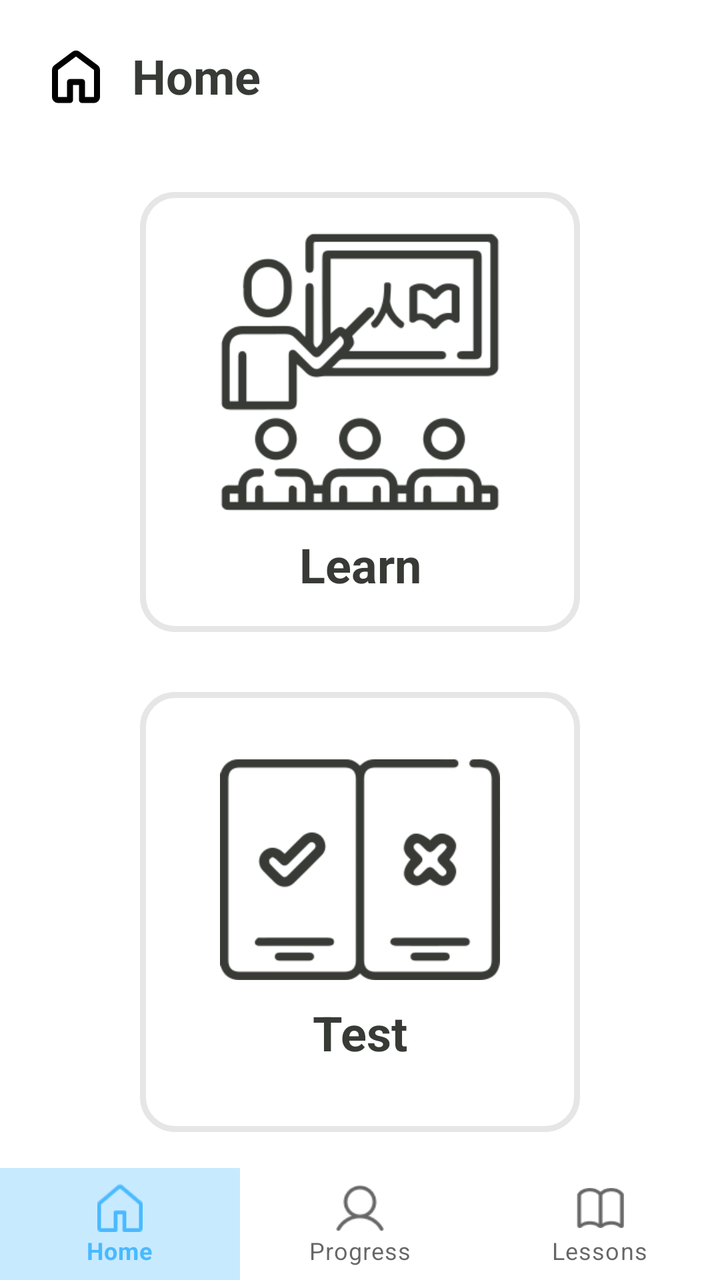
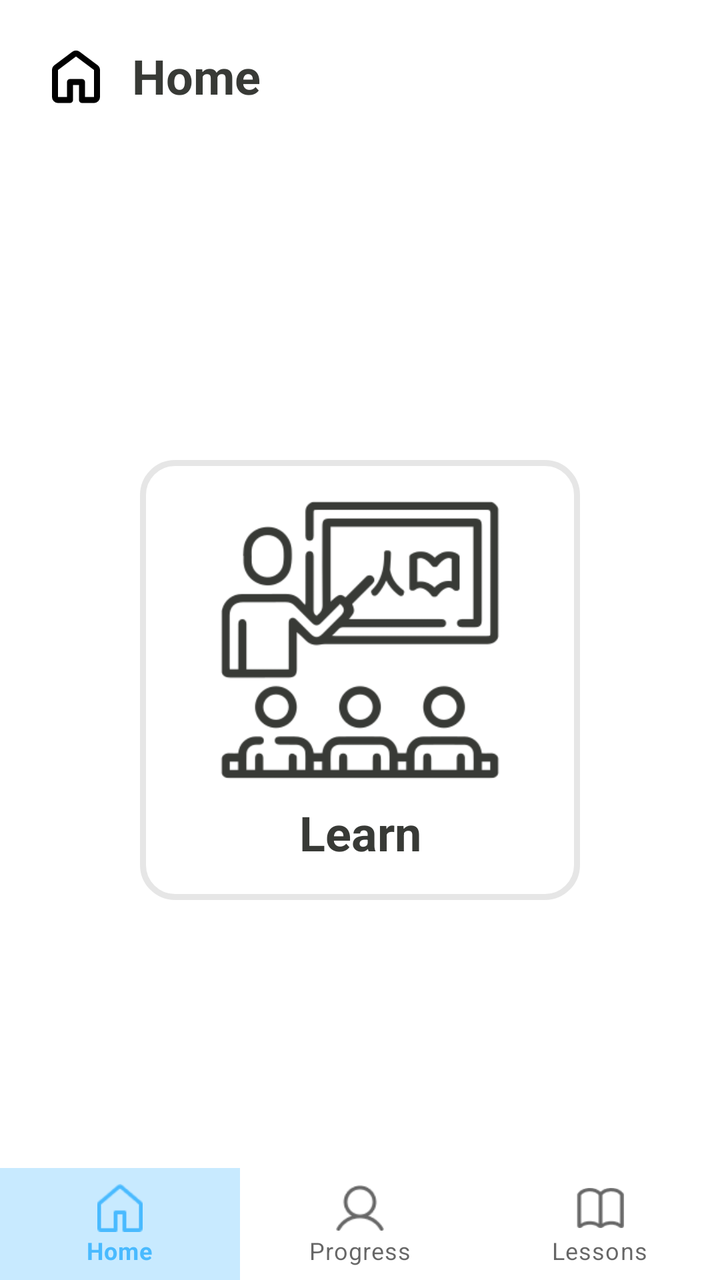

The first picture is an Android layout as it rendered before a commit; the second is the same layout after the commit. The layout source and the unified diff follow.
<!-- AndroidManifest.xml: application theme Theme.SUN -->
<!-- res/layout/activity_home.xml -->
<?xml version="1.0" encoding="utf-8"?>
<LinearLayout xmlns:android="http://schemas.android.com/apk/res/android"
    android:layout_width="match_parent"
    android:layout_height="match_parent"
    xmlns:tools="http://schemas.android.com/tools"
    android:orientation="vertical"
    tools:context=".ui.activity.HomeActivity">

    <LinearLayout
        android:layout_width="match_parent"
        android:layout_height="wrap_content"
        android:orientation="horizontal"
        android:layout_gravity="center"
        android:layout_marginHorizontal="@dimen/_20dp"
        android:layout_marginTop="@dimen/_20dp">

        <ImageView
            android:layout_width="@dimen/_36dp"
            android:layout_height="wrap_content"
            android:adjustViewBounds="true"
            android:src="@drawable/ic_home_24" />

        <LinearLayout
            android:layout_width="wrap_content"
            android:layout_height="wrap_content"
            android:orientation="vertical"
            android:layout_gravity="center"
            android:layout_marginStart="@dimen/_10dp">

            <TextView
                android:layout_width="wrap_content"
                android:layout_height="wrap_content"
                android:text="@string/home"
                android:textSize="24sp"
                android:textStyle="bold"
                android:elevation="1dp"
                android:textColor="@color/dark_gray"
                android:id="@+id/page_title" />

        </LinearLayout>
    </LinearLayout>

    <LinearLayout
        android:layout_width="match_parent"
        android:layout_height="0dp"
        android:orientation="vertical"
        android:layout_marginTop="@dimen/_40dp"
        android:paddingHorizontal="@dimen/_20dp"
        android:layout_weight="1">

        <LinearLayout
            android:id="@+id/learn"
            android:layout_width="match_parent"
            android:layout_height="wrap_content"
            android:orientation="horizontal"
            android:layout_gravity="center"
            android:gravity="center">

            <LinearLayout
                android:layout_width="@dimen/_220dp"
                android:layout_height="@dimen/_220dp"
                android:background="@drawable/background_idle"
                android:layout_gravity="center"
                android:orientation="vertical"
                android:gravity="center"
                android:padding="@dimen/_20dp">

                <ImageView
                    android:layout_width="@dimen/_140dp"
                    android:layout_height="wrap_content"
                    android:adjustViewBounds="true"
                    android:src="@drawable/ic_learn_large"/>

                <TextView
                    android:layout_width="match_parent"
                    android:layout_height="wrap_content"
                    android:text="@string/learn"
                    android:textSize="@dimen/_24sp"
                    android:textColor="@color/dark_gray"
                    android:textStyle="bold"
                    android:layout_gravity="center"
                    android:gravity="center"
                    android:layout_marginTop="@dimen/_10dp"/>
            </LinearLayout>
        </LinearLayout>

        <LinearLayout
            android:id="@+id/test"
            android:layout_width="match_parent"
            android:layout_height="wrap_content"
            android:orientation="horizontal"
            android:layout_marginTop="@dimen/_30dp"
            android:layout_gravity="center"
            android:gravity="center">

            <LinearLayout
                android:layout_width="@dimen/_220dp"
                android:layout_height="@dimen/_220dp"
                android:orientation="vertical"
                android:background="@drawable/background_idle"
                android:layout_gravity="center"
                android:gravity="center"
                android:padding="@dimen/_20dp">

                <ImageView
                    android:layout_width="@dimen/_140dp"
                    android:layout_height="wrap_content"
                    android:adjustViewBounds="true"
                    android:src="@drawable/ic_test_menu"/>

                <TextView
                    android:layout_width="wrap_content"
                    android:layout_height="wrap_content"
                    android:text="@string/test"
                    android:textSize="@dimen/_24sp"
                    android:textStyle="bold"
                    android:textColor="@color/dark_gray"
                    android:layout_gravity="center"
                    android:layout_marginTop="@dimen/_10dp"/>
            </LinearLayout>

        </LinearLayout>

    </LinearLayout>

    <LinearLayout
        android:layout_width="match_parent"
        android:layout_height="wrap_content"
        android:gravity="bottom">

        <include
            android:id="@+id/bottom_nav_bar"
            layout="@layout/bottom_navigation"/>
    </LinearLayout>

</LinearLayout>
<!-- res/layout/bottom_navigation.xml (included above) -->
<?xml version="1.0" encoding="utf-8"?>
<com.google.android.material.bottomnavigation.BottomNavigationView
    xmlns:android="http://schemas.android.com/apk/res/android"
    xmlns:app="http://schemas.android.com/apk/res-auto"
    android:id="@+id/bottom_navigation"
    style="@style/BottomNavBar"
    android:layout_width="match_parent"
    android:layout_height="wrap_content"
    app:menu="@menu/nav_menu" />
<!-- resources referenced by this layout -->
<resources>
  <color name="dark_gray">#383A36</color>
  <dimen name="_10dp">10dp</dimen>
  <dimen name="_140dp">140dp</dimen>
  <dimen name="_20dp">20dp</dimen>
  <dimen name="_220dp">220dp</dimen>
  <dimen name="_24sp">24sp</dimen>
  <dimen name="_30dp">30dp</dimen>
  <dimen name="_36dp">36dp</dimen>
  <dimen name="_40dp">40dp</dimen>
  <!-- drawable background_idle (drawable) -->
  <?xml version="1.0" encoding="utf-8"?>
  <shape xmlns:android="http://schemas.android.com/apk/res/android">
      <stroke
          android:width="@dimen/_3dp"
          android:color="@color/gray" />
      <corners android:radius="@dimen/_16dp" />
  </shape>
  <!-- drawable ic_home_24 (drawable) -->
  <vector xmlns:android="http://schemas.android.com/apk/res/android" android:height="24dp" android:tint="#000000" android:viewportHeight="960" android:viewportWidth="960" android:width="24dp">
        
      <path android:fillColor="@android:color/white" android:pathData="M240,760L360,760L360,560Q360,543 371.5,531.5Q383,520 400,520L560,520Q577,520 588.5,531.5Q600,543 600,560L600,760L720,760L720,400Q720,400 720,400Q720,400 720,400L480,220Q480,220 480,220Q480,220 480,220L240,400Q240,400 240,400Q240,400 240,400L240,760ZM160,760L160,400Q160,381 168.5,364Q177,347 192,336L432,156Q453,140 480,140Q507,140 528,156L768,336Q783,347 791.5,364Q800,381 800,400L800,760Q800,793 776.5,816.5Q753,840 720,840L560,840Q543,840 531.5,828.5Q520,817 520,800L520,600Q520,600 520,600Q520,600 520,600L440,600Q440,600 440,600Q440,600 440,600L440,800Q440,817 428.5,828.5Q417,840 400,840L240,840Q207,840 183.5,816.5Q160,793 160,760ZM480,490L480,490L480,490Q480,490 480,490Q480,490 480,490L480,490L480,490L480,490L480,490Q480,490 480,490Q480,490 480,490L480,490Q480,490 480,490Q480,490 480,490L480,490Z"/>
      
  </vector>
  <!-- drawable ic_learn_large: png bitmap (drawable, 15914 bytes) -->
  <!-- drawable ic_test_menu: png bitmap (drawable, 7856 bytes) -->
  <string name="home">Home</string>
  <string name="learn">Learn</string>
  <string name="test">Test</string>
  <style name="BottomNavBar" parent="Widget.MaterialComponents.BottomNavigationView">
          <item name="itemBackground">@drawable/menu_item_background</item>
      </style>
  <style name="Theme.SUN" parent="Base.Theme.SUN" />
  <dimen name="_3dp">3dp</dimen>
  <color name="gray">#E6E6E6</color>
  <dimen name="_16dp">16dp</dimen>
  <!-- drawable menu_item_background (drawable) -->
  <?xml version="1.0" encoding="utf-8"?>
  <selector xmlns:android="http://schemas.android.com/apk/res/android">
      <item android:state_checked="true">
          <shape android:shape="rectangle">
              <solid android:color="@color/primary_light" /> 
          </shape>
      </item>
      <item>
          <shape android:shape="rectangle">
              <solid android:color="@android:color/transparent" /> 
          </shape>
      </item>
  </selector>
  <style name="Base.Theme.SUN" parent="Theme.MaterialComponents.Light.NoActionBar.Bridge">
          <item name="colorPrimary">@color/primary</item>
          <item name="colorPrimaryDark">@color/primary_dark</item>
          <item name="colorAccent">@color/accent</item>
          <item name="android:windowBackground">@color/white</item>
          <item name="android:statusBarColor">@color/primary</item>
      </style>
  <color name="primary_light">#4D49BAFF</color>
  <color name="primary">#49BAFF</color>
  <color name="primary_dark">#004874</color>
  <color name="accent">#00C78E</color>
  <color name="white">#FFFFFFFF</color>
</resources>

<!-- the commit's change to res/layout/activity_home.xml (unified diff, before → after) -->
@@ -46,7 +46,8 @@
         android:orientation="vertical"
         android:layout_marginTop="@dimen/_40dp"
         android:paddingHorizontal="@dimen/_20dp"
-        android:layout_weight="1">
+        android:layout_weight="1"
+        android:gravity="center">
 
         <LinearLayout
             android:id="@+id/learn"
@@ -84,43 +85,6 @@
             </LinearLayout>
         </LinearLayout>
 
-        <LinearLayout
-            android:id="@+id/test"
-            android:layout_width="match_parent"
-            android:layout_height="wrap_content"
-            android:orientation="horizontal"
-            android:layout_marginTop="@dimen/_30dp"
-            android:layout_gravity="center"
-            android:gravity="center">
-
-            <LinearLayout
-                android:layout_width="@dimen/_220dp"
-                android:layout_height="@dimen/_220dp"
-                android:orientation="vertical"
-                android:background="@drawable/background_idle"
-                android:layout_gravity="center"
-                android:gravity="center"
-                android:padding="@dimen/_20dp">
-
-                <ImageView
-                    android:layout_width="@dimen/_140dp"
-                    android:layout_height="wrap_content"
-                    android:adjustViewBounds="true"
-                    android:src="@drawable/ic_test_menu"/>
-
-                <TextView
-                    android:layout_width="wrap_content"
-                    android:layout_height="wrap_content"
-                    android:text="@string/test"
-                    android:textSize="@dimen/_24sp"
-                    android:textStyle="bold"
-                    android:textColor="@color/dark_gray"
-                    android:layout_gravity="center"
-                    android:layout_marginTop="@dimen/_10dp"/>
-            </LinearLayout>
-
-        </LinearLayout>
-
     </LinearLayout>
 
     <LinearLayout
<!-- resource entries referenced after the edit -->
@@ -6,7 +6,6 @@
   <dimen name="_20dp">20dp</dimen>
   <dimen name="_220dp">220dp</dimen>
   <dimen name="_24sp">24sp</dimen>
-  <dimen name="_30dp">30dp</dimen>
   <dimen name="_36dp">36dp</dimen>
   <dimen name="_40dp">40dp</dimen>
   <!-- drawable background_idle (drawable) -->
@@ -24,10 +23,8 @@
       
   </vector>
   <!-- drawable ic_learn_large: png bitmap (drawable, 15914 bytes) -->
-  <!-- drawable ic_test_menu: png bitmap (drawable, 7856 bytes) -->
   <string name="home">Home</string>
   <string name="learn">Learn</string>
-  <string name="test">Test</string>
   <style name="BottomNavBar" parent="Widget.MaterialComponents.BottomNavigationView">
           <item name="itemBackground">@drawable/menu_item_background</item>
       </style>
